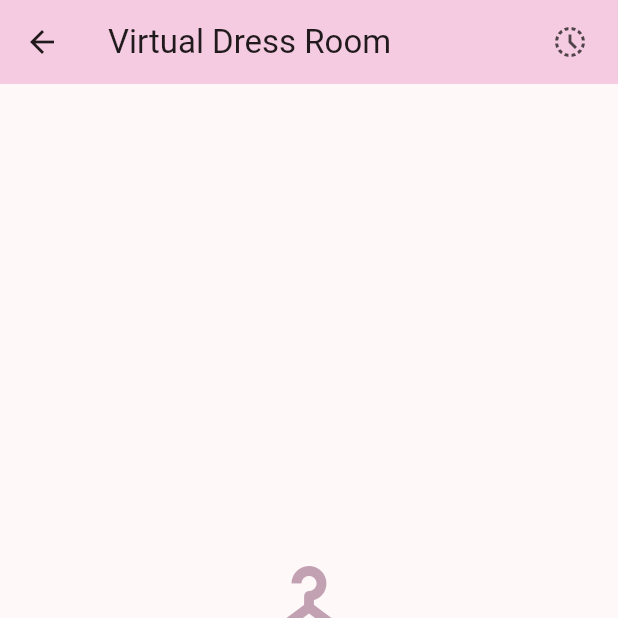
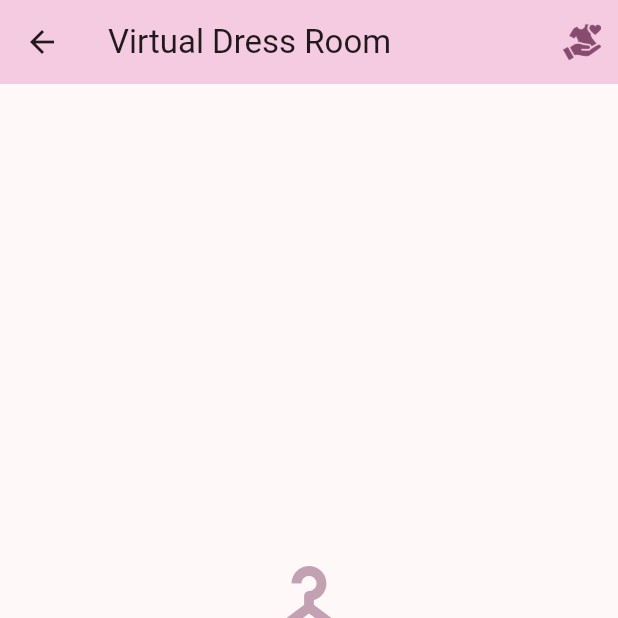
Before and after one commit to Mohamed-Abdel-Rahem/fit_mart_project, a Flutter app: the VirtualDressRoomScreen screen opened directly, on a phone screen of 412 x 824 dp, the top half of it. Run offline on Flutter 3.47's test engine with Material 3 defaults, Android fonts, the phone set to English and light mode, and no system bars; our stand-ins replace cloud_firestore, firebase_ai, firebase_auth, firebase_core, font_awesome_flutter, geolocator and 3 more; missing offline and left inert: cloudinary_sdk; accounts and stored records are empty; Roboto replaces fonts that are missing (Abel, Cairo).

Commit message:
feat:edite icon

```diff
--- a/lib/screens/VirtualDressRoomScreen/virtual_dress_room_screen.dart
+++ b/lib/screens/VirtualDressRoomScreen/virtual_dress_room_screen.dart
@@ -53,13 +53,15 @@ class VirtualDressRoomScreen extends StatelessWidget {
         backgroundColor: colorScheme.primaryContainer,
         elevation: 4,
         actions: [
-          // NEW BUTTON: Donation History
           IconButton(
-            icon: const Icon(Icons.history_toggle_off),
             onPressed: () => _goToDonationHistory(context),
-            tooltip: 'View Donation History',
+            icon: Image.asset(
+              'assets/icon/donate_icon.png',
+              color: colorScheme.primary,
+              height: 25,
+              width: 25,
+            ),
           ),
-          const SizedBox(width: 8),
         ],
       ),
       body: Padding(
```
Also changed, not shown: assets/icon/donate_icon.png (added).
